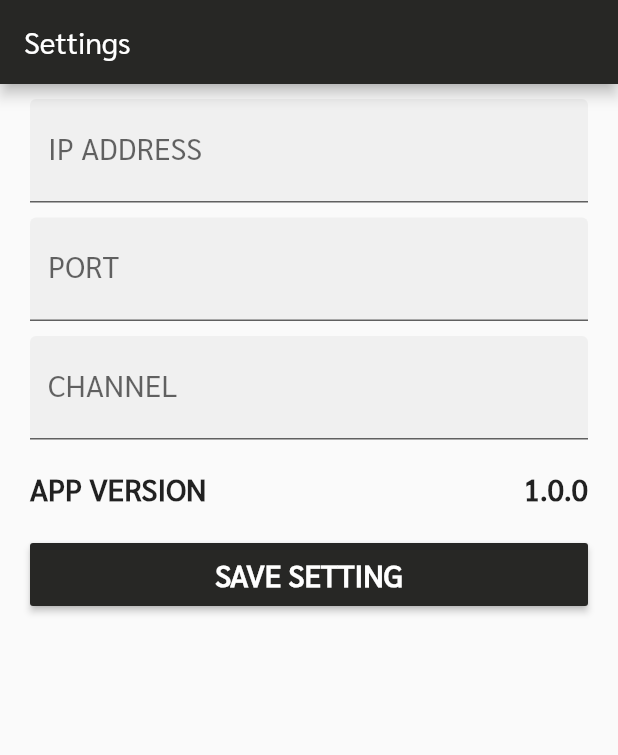
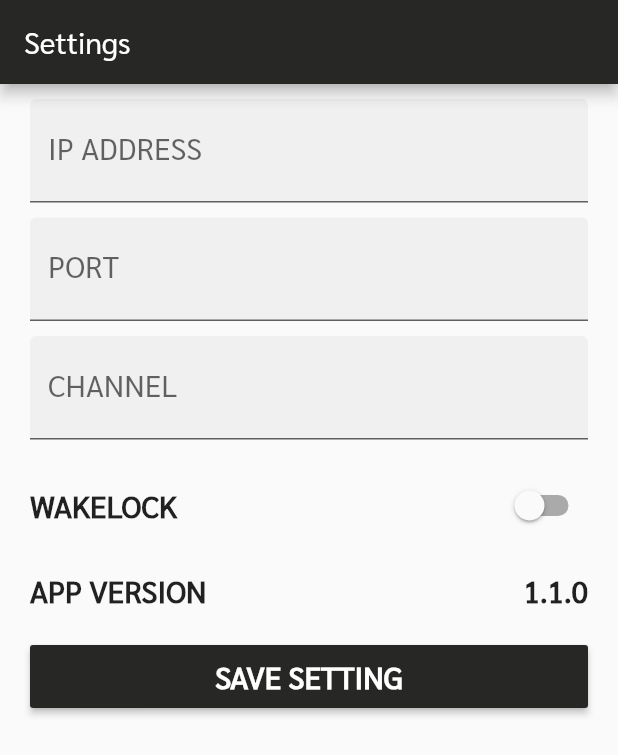
Before and after one commit to oattsp/flutter-softkey, a Flutter app: the screen it shows after launch, on a phone screen of 412 x 824 dp. Shown: the top 755 px of the screen. Run offline on Flutter 3.47's test engine with Material 2 defaults, Android fonts, the phone set to English and light mode, and no system bars; our stand-ins replace bot_toast, package_info, shared_preferences, validators, wakelock; statements that could not run were skipped.

Commit message:
build release app version 1.1.0

```diff
--- a/lib/page/home_page.dart
+++ b/lib/page/home_page.dart
@@ -7,6 +7,7 @@ import 'package:flutter/services.dart';
 import 'package:flutter_softkey/model/queue_model.dart';
 import 'package:flutter_softkey/page/settings_page.dart';
 import 'package:shared_preferences/shared_preferences.dart';
+import 'package:wakelock/wakelock.dart';
 
 class HomePage extends StatefulWidget {
   @override
@@ -159,7 +160,10 @@ class _HomePageState extends State<HomePage> {
                         BotToast.showText(
                             text: 'กรุณาระบุหมายเลขคิว 1-4 หลัก',
                             duration: Duration(seconds: 2),
-                            contentColor: Colors.red);
+                            contentColor: Colors.red,
+                            align: Alignment(0, 0.55),
+                            contentPadding: const EdgeInsets.all(10.0),
+                            textStyle: TextStyle(fontSize: 18, color: Colors.white));
                       }
                     },
                     child: Text('CALL',
@@ -176,7 +180,10 @@ class _HomePageState extends State<HomePage> {
                         BotToast.showText(
                             text: 'กรุณาระบุหมายเลขคิว 1-4 หลัก',
                             duration: Duration(seconds: 2),
-                            contentColor: Colors.red);
+                            contentColor: Colors.red,
+                            align: Alignment(0, 0.55),
+                            contentPadding: const EdgeInsets.all(10.0),
+                            textStyle: TextStyle(fontSize: 18, color: Colors.white));
                       }
                     },
                     child: Text('HOLD',
@@ -193,7 +200,10 @@ class _HomePageState extends State<HomePage> {
                         BotToast.showText(
                             text: 'กรุณาระบุหมายเลขคิว 1-4 หลัก',
                             duration: Duration(seconds: 2),
-                            contentColor: Colors.red);
+                            contentColor: Colors.red,
+                            align: Alignment(0, 0.55),
+                            contentPadding: const EdgeInsets.all(10.0),
+                            textStyle: TextStyle(fontSize: 18, color: Colors.white));
                       }
                     },
                     child: Text('END',
@@ -376,14 +386,20 @@ class _HomePageState extends State<HomePage> {
     var _ip = await prefs.get('ip');
     var _port = await prefs.get('port');
     var _channel = await prefs.get('channel');
+    var _wakelock = await prefs.getBool('wakelock');
 
-    if (_ip == null || _port == null || _channel == null) {
+    if (_ip == null || _port == null || _channel == null || _wakelock == null) {
       await Navigator.push(context,
           MaterialPageRoute(builder: (context) => SettingsPage(false)));
       _getSetting();
     }
 
     try {
+      if (_wakelock == true) {
+        Wakelock.enable();
+      } else if (_wakelock == false) {
+        Wakelock.disable();
+      }
       ip = _ip;
       port = int.parse(_port);
       channel = int.parse(_channel);
--- a/lib/page/settings_page.dart
+++ b/lib/page/settings_page.dart
@@ -5,6 +5,7 @@ import 'package:validators/validators.dart';
 
 class SettingsPage extends StatefulWidget {
   bool arrow;
+
   SettingsPage(this.arrow);
 
   @override
@@ -17,6 +18,7 @@ class _SettingsPageState extends State<SettingsPage> {
   TextEditingController ctrlPort = TextEditingController();
   TextEditingController ctrlChannel = TextEditingController();
   String version;
+  bool isWakelock = false;
 
   @override
   void initState() {
@@ -76,6 +78,32 @@ class _SettingsPageState extends State<SettingsPage> {
                       style: TextStyle(fontSize: 20),
                       decoration:
                           InputDecoration(filled: true, labelText: 'CHANNEL'),
+                    ),
+                  ),
+                  SizedBox(
+                    height: 20,
+                  ),
+                  Padding(
+                    padding: const EdgeInsets.symmetric(horizontal: 20),
+                    child: Row(
+                      mainAxisAlignment: MainAxisAlignment.spaceBetween,
+                      children: [
+                        Text(
+                          'WAKELOCK',
+                          style: TextStyle(
+                              fontSize: 20, fontWeight: FontWeight.bold),
+                        ),
+                        Switch(
+                          value: isWakelock,
+                          onChanged: (value) {
+                            setState(() {
+                              isWakelock = value;
+                            });
+                          },
+                          activeTrackColor: Colors.lightGreenAccent,
+                          activeColor: Colors.green,
+                        ),
+                      ],
                     ),
                   ),
                   SizedBox(
@@ -169,10 +197,12 @@ class _SettingsPageState extends State<SettingsPage> {
     var ip = await prefs.get('ip');
     var port = await prefs.get('port');
     var channel = await prefs.get('channel');
+    var wakelock = await prefs.getBool('wakelock');
 
     ip == null ? ctrlIPAddress.text = '192.168.1.44' : ctrlIPAddress.text = ip;
     port == null ? ctrlPort.text = '7777' : ctrlPort.text = port;
     channel == null ? ctrlChannel.text = '1' : ctrlChannel.text = channel;
+    wakelock == null ? isWakelock = false : isWakelock = wakelock;
   }
 
   Future _saveSetting() async {
@@ -181,6 +211,7 @@ class _SettingsPageState extends State<SettingsPage> {
       await prefs.setString('ip', ctrlIPAddress.text);
       await prefs.setString('port', ctrlPort.text);
       await prefs.setString('channel', ctrlChannel.text);
+      await prefs.setBool('wakelock', isWakelock);
       print('save setting ok');
       Navigator.of(context).pop({'result': 'ok'});
     } else {
--- a/pubspec.yaml
+++ b/pubspec.yaml
@@ -15,7 +15,7 @@ publish_to: 'none' # Remove this line if you wish to publish to pub.dev
 # In iOS, build-name is used as CFBundleShortVersionString while build-number used as CFBundleVersion.
 # Read more about iOS versioning at
 # https://developer.apple.com/library/archive/documentation/General/Reference/InfoPlistKeyReference/Articles/CoreFoundationKeys.html
-version: 1.0.0+1
+version: 1.1.0+1
 
 environment:
   sdk: ">=2.7.0 <3.0.0"
@@ -27,6 +27,7 @@ dependencies:
   shared_preferences: ^0.5.12+4
   bot_toast: ^3.0.5
   package_info: ^0.4.3+2
+  wakelock: ^0.2.1+1
   # The following adds the Cupertino Icons font to your application.
   # Use with the CupertinoIcons class for iOS style icons.
   cupertino_icons: ^1.0.1
```
Also changed, not shown: pubspec.lock.
